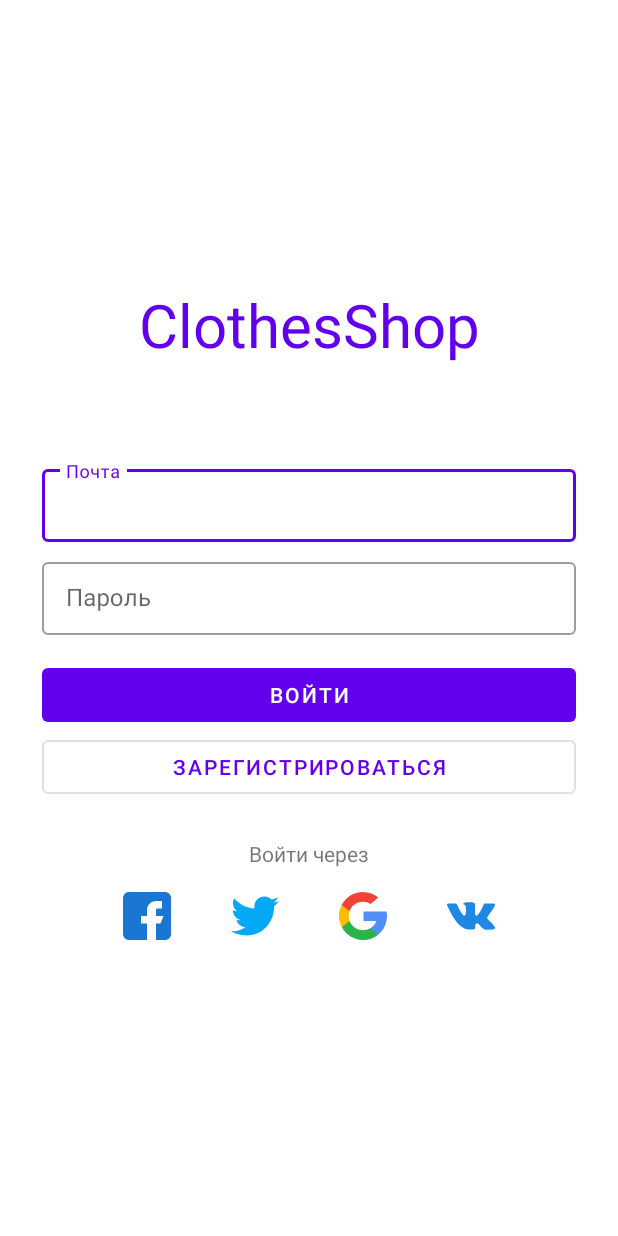
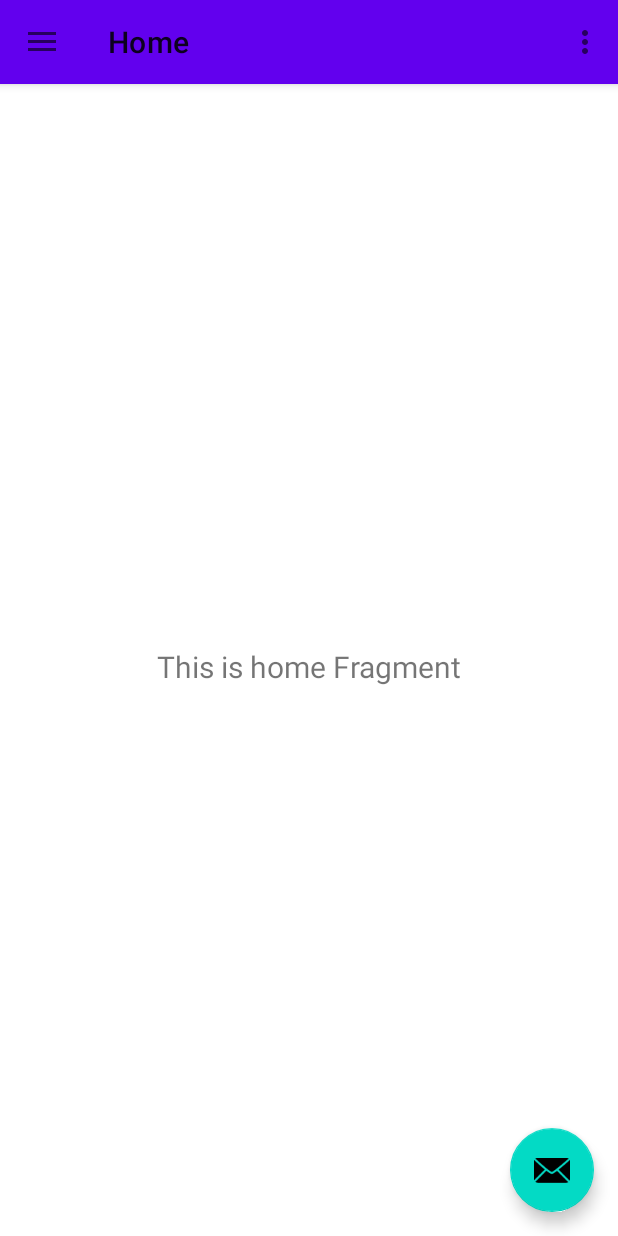
Before and after one commit to NIKSHLYKOV/ClothesShop, an Android app: the screen it shows after launch (AuthActivity before the commit, MainActivity after it), on a phone screen of 412 x 824 dp. Run offline under Robolectric (Android 15) with nearby library versions, the phone set to English and light mode, and no system bars; our stand-ins replace Dagger/Hilt's generated code, Firebase (no records; nobody signed in at launch, a user with empty details on screens opened directly), navigation-ui.

```diff
--- a/app/src/main/AndroidManifest.xml
+++ b/app/src/main/AndroidManifest.xml
@@ -11,10 +11,7 @@
         android:supportsRtl="true"
         android:theme="@style/AppTheme">
         <activity
-            android:name=".ui.activities.MainActivity"/>
-        <activity
-            android:name=".ui.activities.AuthActivity"
-            android:label="@string/app_name">
+            android:name=".ui.activities.MainActivity">
             <intent-filter>
                 <action android:name="android.intent.action.MAIN" />
 
--- a/app/src/main/java/ru/nikshlykov/clothesshop/di/AppComponent.kt
+++ b/app/src/main/java/ru/nikshlykov/clothesshop/di/AppComponent.kt
@@ -3,8 +3,8 @@ package ru.nikshlykov.clothesshop.di
 import dagger.Component
 import ru.nikshlykov.clothesshop.di.modules.FirebaseModule
 import ru.nikshlykov.clothesshop.di.modules.ViewModelModule
-import ru.nikshlykov.clothesshop.ui.activities.AuthActivity
 import ru.nikshlykov.clothesshop.ui.activities.MainActivity
+import ru.nikshlykov.clothesshop.ui.fragments.AuthFragment
 import ru.nikshlykov.clothesshop.ui.fragments.ProfileFragment
 
 @Component(modules = [FirebaseModule::class, ViewModelModule::class])
@@ -16,7 +16,7 @@ interface AppComponent {
     }
 
     fun inject(activity: MainActivity)
-    fun inject(activity: AuthActivity)
 
+    fun inject(fragment: AuthFragment)
     fun inject(fragment: ProfileFragment)
 }
--- a/app/src/main/java/ru/nikshlykov/clothesshop/ui/activities/AuthActivity.kt
+++ b/app/src/main/java/ru/nikshlykov/clothesshop/ui/activities/AuthActivity.kt
@@ -17,7 +17,7 @@ import ru.nikshlykov.clothesshop.viewmodels.ViewModelFactory
 import javax.inject.Inject
 
 class AuthActivity : AppCompatActivity() {
-
+/*
     private lateinit var emailEditText: TextInputEditText
     private lateinit var passwordEditText: TextInputEditText
 
@@ -90,5 +90,5 @@ class AuthActivity : AppCompatActivity() {
         passwordEditText = findViewById(R.id.activity_auth___edit_text___password)
         signInButton = findViewById(R.id.activity_auth___button___sign_in)
         signUpButton = findViewById(R.id.activity_auth___button___sign_up)
-    }
+    }*/
 }
--- a/app/src/main/res/navigation/mobile_navigation.xml
+++ b/app/src/main/res/navigation/mobile_navigation.xml
@@ -26,5 +26,15 @@
     <fragment
         android:id="@+id/nav_profile"
         android:name="ru.nikshlykov.clothesshop.ui.fragments.ProfileFragment"
-        android:label="ProfileFragment" />
+        android:label="ProfileFragment"
+        tools:layout="@layout/fragment_profile"/>
+    <fragment
+        android:id="@+id/nav_auth"
+        android:name="ru.nikshlykov.clothesshop.ui.fragments.AuthFragment"
+        android:label="AuthFragment"
+        tools:layout="@layout/activity_auth"/>
+    <fragment
+        android:id="@+id/authProfileFlowFragment"
+        android:name="ru.nikshlykov.clothesshop.ui.fragments.AuthProfileFlowFragment"
+        android:label="AuthProfileFlowFragment" />
 </navigation>
```
Also changed, not shown: app/src/main/java/ru/nikshlykov/clothesshop/ui/fragments/AuthFragment.kt (added, +116 -0 lines), app/src/main/java/ru/nikshlykov/clothesshop/ui/fragments/AuthProfileFlowFragment.kt (added, +7 -0 lines).
